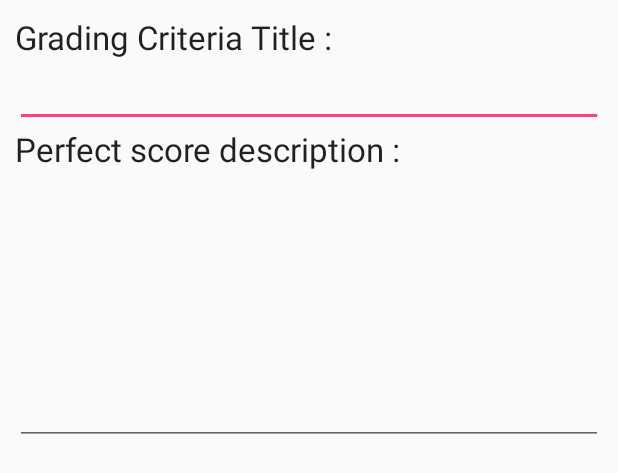
After one commit to dericsp004/RubricApp, an Android app: the layout add_criteria_prompt.xml on its own in the app's theme, with its tools: preview values and no code run, on a phone screen of 412 x 824 dp. The commit adds this screen. Shown: the top 473 px of the screen. Run offline under Robolectric (Android 15) with nearby library versions, the phone set to English and light mode, and no system bars.

Commit message:
Added prompts

```diff
--- a/app/src/main/java/com/plummer/deric/rubricapp/Assignment.java
+++ b/app/src/main/java/com/plummer/deric/rubricapp/Assignment.java
@@ -16,6 +16,7 @@ import static android.content.Context.MODE_PRIVATE;
 
 public class Assignment {
     private String _assignmentName;
+    private String _className;
     private Rubric _rubric;
     private List<Student> _students;
     private static final String prefs_file = "com.plummer.deric.rubricapp.Assignments";
@@ -27,8 +28,9 @@ public class Assignment {
      * @param assignmentName
      * @param rubric
      */
-    public Assignment(String assignmentName, Rubric rubric) {
+    public Assignment(String assignmentName, String _className, Rubric rubric) {
         this._assignmentName = assignmentName;
+        this._className = _className;
         this._rubric = rubric;
         this._students = new ArrayList<>();
     }
@@ -131,7 +133,7 @@ public class Assignment {
         String assignment = gson.toJson(this);
         SharedPreferences prefs = context.getSharedPreferences(prefs_file, Context.MODE_PRIVATE);
         SharedPreferences.Editor edit = prefs.edit();
-        edit.putString(this.toString(), assignment);
+        edit.putString(this._className + " - " + this._assignmentName, assignment);
         edit.commit();
     }
 
--- /dev/null
+++ b/app/src/main/res/layout/add_criteria_prompt.xml
@@ -0,0 +1,38 @@
+<?xml version="1.0" encoding="utf-8"?>
+<LinearLayout xmlns:android="http://schemas.android.com/apk/res/android"
+    android:orientation="vertical" android:layout_width="fill_parent"
+    android:id="@+id/layout_root"
+    android:layout_height="fill_parent"
+    android:padding="10dp"
+    android:weightSum="1">
+
+    <TextView
+        android:id="@+id/newCriteriaPromptTextView1"
+        android:layout_width="wrap_content"
+        android:layout_height="wrap_content"
+        android:text="Grading Criteria Title : "
+        android:textAppearance="?android:attr/textAppearanceLarge" />
+    <EditText
+        android:id="@+id/newCriteiaPromptEditText1"
+        android:layout_width="match_parent"
+        android:layout_height="wrap_content" >
+
+        <requestFocus />
+    </EditText>
+
+    <TextView
+        android:id="@+id/newCriteriaPromptTextView2"
+        android:layout_width="wrap_content"
+        android:layout_height="wrap_content"
+        android:text="Perfect score description : "
+        android:textAppearance="?android:attr/textAppearanceLarge" />
+
+    <EditText
+        android:id="@+id/newCriteiaPromptEditText2"
+        android:layout_width="match_parent"
+        android:layout_height="wrap_content"
+        android:ems="10"
+        android:inputType="textMultiLine"
+        android:layout_weight="0.21" />
+
+</LinearLayout>
```
Also changed, not shown: app/src/main/java/com/plummer/deric/rubricapp/MainActivity.java (+68 -7 lines), app/src/main/java/com/plummer/deric/rubricapp/MakeRubric.java (+54 -0 lines).
